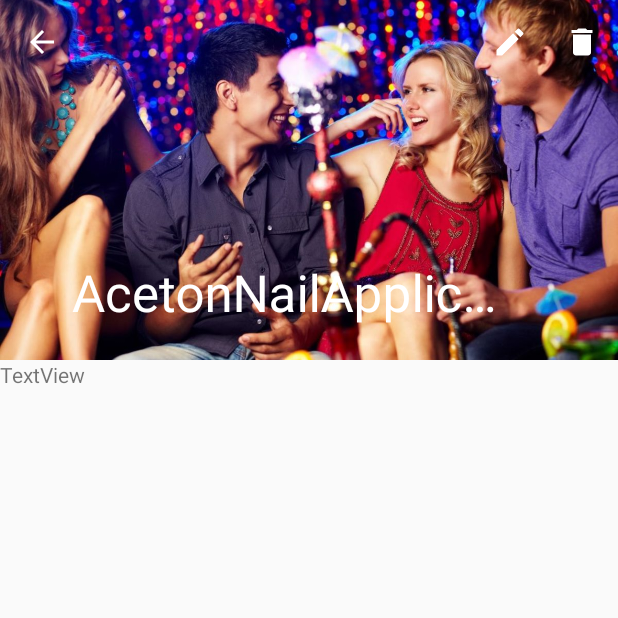
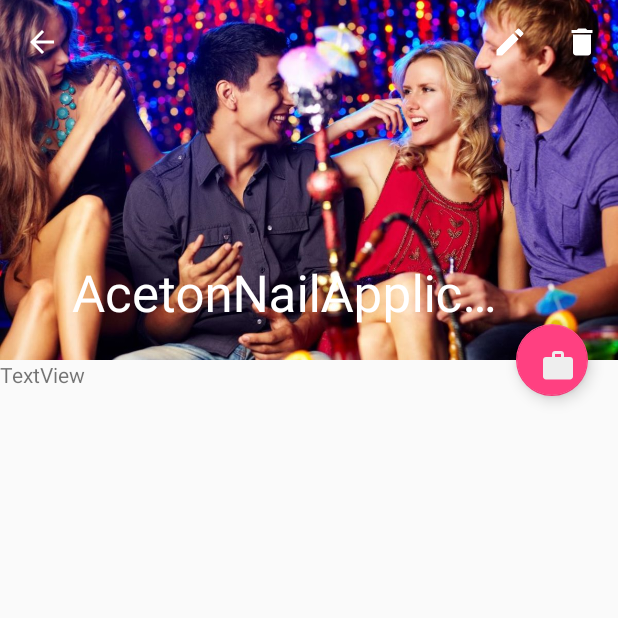
Before and after one commit to zore3xAD/AcetonNailApplication, an Android app: the ClientInformationFragment screen opened directly, with no data from a screen before it, on a phone screen of 412 x 824 dp, the top half of it. Run offline under Robolectric (Android 15) with nearby library versions, the phone set to English and light mode, and no system bars; 2 statements that could not run were skipped.

```diff
--- a/app/src/main/java/com/android/zore3x/acetonnailapplication/clients/ClientInformationFragment.java
+++ b/app/src/main/java/com/android/zore3x/acetonnailapplication/clients/ClientInformationFragment.java
@@ -3,6 +3,8 @@ package com.android.zore3x.acetonnailapplication.clients;
 import android.content.Intent;
 import android.os.Bundle;
 import android.support.annotation.Nullable;
+import android.support.design.widget.CollapsingToolbarLayout;
+import android.support.design.widget.FloatingActionButton;
 import android.support.v4.app.Fragment;
 import android.support.v7.app.AppCompatActivity;
 import android.support.v7.widget.Toolbar;
@@ -17,6 +19,7 @@ import android.widget.Toast;
 
 import com.android.zore3x.acetonnailapplication.EditClientInformationActivity;
 import com.android.zore3x.acetonnailapplication.R;
+import com.android.zore3x.acetonnailapplication.timetable.NewVisitDialog;
 
 import java.util.UUID;
 
@@ -29,6 +32,8 @@ public class ClientInformationFragment extends Fragment {
     private static final String ARG_CLIENT_ID = "client_id";
 
     private TextView mTextViewClientPhone;
+    CollapsingToolbarLayout mCollapsingToolbarLayout;
+    FloatingActionButton mFloatingActionButtonNewVisit;
 
     private Client mClient;
 
@@ -73,7 +78,17 @@ public class ClientInformationFragment extends Fragment {
         ((AppCompatActivity)getActivity()).setSupportActionBar(toolbar);
         ((AppCompatActivity)getActivity()).getSupportActionBar().setDisplayHomeAsUpEnabled(true);
 
+        mCollapsingToolbarLayout = (CollapsingToolbarLayout) v.findViewById(R.id.collapsing_toolbar);
+
         mTextViewClientPhone = (TextView)v.findViewById(R.id.textView_client_information_phone);
+        mFloatingActionButtonNewVisit = (FloatingActionButton)v.findViewById(R.id.fab_write_client_to_visit);
+        mFloatingActionButtonNewVisit.setOnClickListener(new View.OnClickListener() {
+            @Override
+            public void onClick(View v) {
+                NewVisitDialog dialog = new NewVisitDialog();
+                dialog.show(getFragmentManager(), dialog.getClass().getName());
+            }
+        });
 
         updateUI();
 
@@ -109,7 +124,8 @@ public class ClientInformationFragment extends Fragment {
 
     // обноаление содержимого активности
     private void updateUI() {
-        ((AppCompatActivity)getActivity()).getSupportActionBar().setTitle(mClient.getPersonal());
+        mCollapsingToolbarLayout.setTitle(mClient.getPersonal());
+//        ((AppCompatActivity)getActivity()).getSupportActionBar().setTitle(mClient.getPersonal());
         mTextViewClientPhone.setText(mClient.getPhone());
     }
 }
--- /dev/null
+++ b/app/src/main/res/drawable/ic_action_write_client_to_visit.xml
@@ -0,0 +1,9 @@
+<vector xmlns:android="http://schemas.android.com/apk/res/android"
+        android:width="24dp"
+        android:height="24dp"
+        android:viewportWidth="24.0"
+        android:viewportHeight="24.0">
+    <path
+        android:fillColor="#eee"
+        android:pathData="M20,6h-4L16,4c0,-1.11 -0.89,-2 -2,-2h-4c-1.11,0 -2,0.89 -2,2v2L4,6c-1.11,0 -1.99,0.89 -1.99,2L2,19c0,1.11 0.89,2 2,2h16c1.11,0 2,-0.89 2,-2L22,8c0,-1.11 -0.89,-2 -2,-2zM14,6h-4L10,4h4v2z"/>
+</vector>
--- a/app/src/main/res/layout/fragment_client_information.xml
+++ b/app/src/main/res/layout/fragment_client_information.xml
@@ -8,6 +8,7 @@
     >
 
     <android.support.design.widget.AppBarLayout
+        android:id="@+id/appBarLayout"
         android:layout_width="match_parent"
         android:layout_height="wrap_content"
         android:theme="@style/AppTheme.AppBarOverlay">
@@ -45,4 +46,13 @@
 
     <include layout="@layout/content_client_information"/>
 
+    <android.support.design.widget.FloatingActionButton
+        android:id="@+id/fab_write_client_to_visit"
+        android:layout_width="48dp"
+        android:layout_height="48dp"
+        android:layout_marginRight="20dp"
+        android:src="@drawable/ic_action_write_client_to_visit"
+        app:layout_anchor="@id/appBarLayout"
+        app:layout_anchorGravity="bottom|right|end"/>
+
 </android.support.design.widget.CoordinatorLayout>
```
Also changed, not shown: app/src/main/java/com/android/zore3x/acetonnailapplication/database/BaseHelper.java (+10 -1 lines), app/src/main/java/com/android/zore3x/acetonnailapplication/database/DbSchema.java (+14 -0 lines), app/src/main/java/com/android/zore3x/acetonnailapplication/timetable/NewVisitDialog.java (added, +47 -0 lines), app/src/main/res/layout/dialog_new_client_visit.xml (added, +68 -0 lines).
